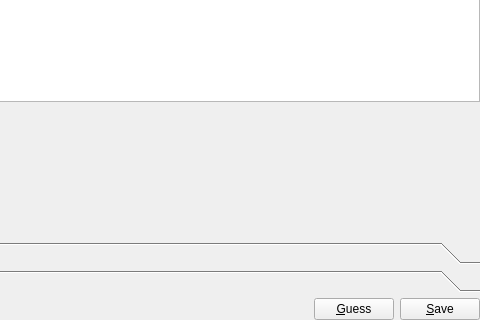
Old version of the form src/book_editor.ui in the repository chrmorais/aranduka; both pictures show x 260 to 740 and y 250 to 570 of the 740 by 570 pixel window.
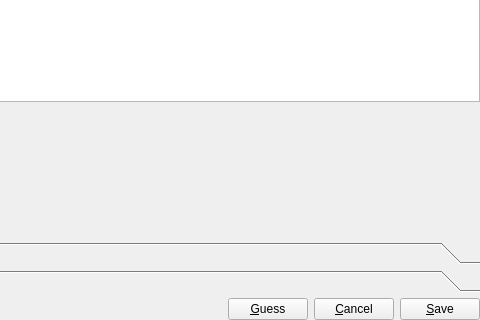
New version of the form. Icons and pictures are not drawn.

Commit message: Updated the 'edit book' workflow: go back to list when saved, added cancel button, fixed 'update this book'

Diff of the .ui file:
```diff
--- a/src/book_editor.ui
+++ b/src/book_editor.ui
@@ -316,6 +316,13 @@
        </property>
       </widget>
      </item>
+     <item>
+      <widget class="QPushButton" name="cancel">
+       <property name="text">
+        <string>&amp;Cancel</string>
+       </property>
+      </widget>
+     </item>
      <item>
       <widget class="QPushButton" name="save">
        <property name="text">
```
Left out of the diff: 12 changed lines with no effect on the pictures. The commit also changes 6 other files.
